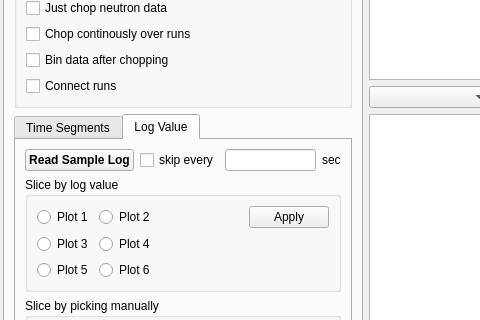
neutrons/PyVDrive, file src/interface/gui/VdriveMain.ui: the form before one commit; both pictures show x 554 to 1034 and y 163 to 483 of the 1451 by 801 pixel window.
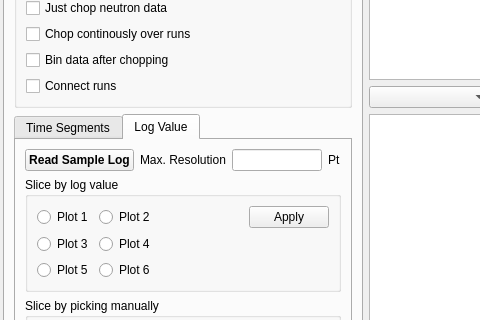
The form after the commit. Custom widgets are drawn as their Qt base class.

The edit to the form file:
```diff
--- a/src/interface/gui/VdriveMain.ui
+++ b/src/interface/gui/VdriveMain.ui
@@ -790,7 +790,7 @@
                          </widget>
                         </item>
                         <item>
-                         <widget class="QCheckBox" name="checkBox_logSkipSec">
+                         <widget class="QLabel" name="label_7">
                           <property name="font">
                            <font>
                             <pointsize>9</pointsize>
@@ -800,7 +800,7 @@
                            <string>&lt;html&gt;&lt;head/&gt;&lt;body&gt;&lt;p&gt;Resolution for plotting&lt;/p&gt;&lt;/body&gt;&lt;/html&gt;</string>
                           </property>
                           <property name="text">
-                           <string>skip every</string>
+                           <string>Max. Resolution</string>
                           </property>
                          </widget>
                         </item>
@@ -821,7 +821,7 @@
                            </font>
                           </property>
                           <property name="text">
-                           <string>sec</string>
+                           <string>Pt</string>
                           </property>
                          </widget>
                         </item>
```
Left out of the diff: 11 changed lines with no effect on the pictures.
